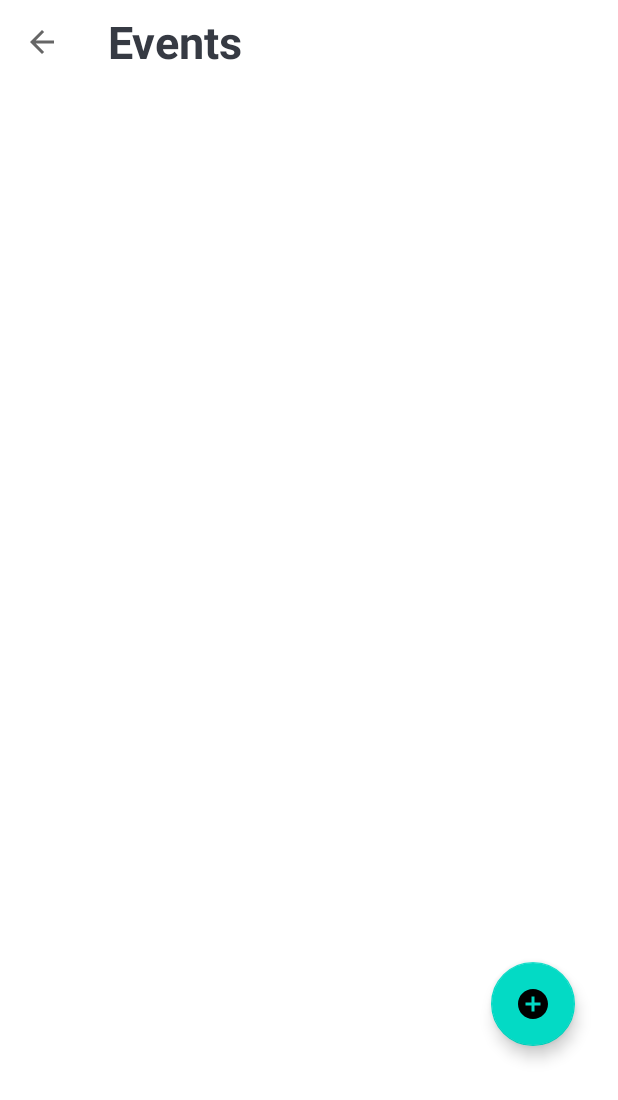
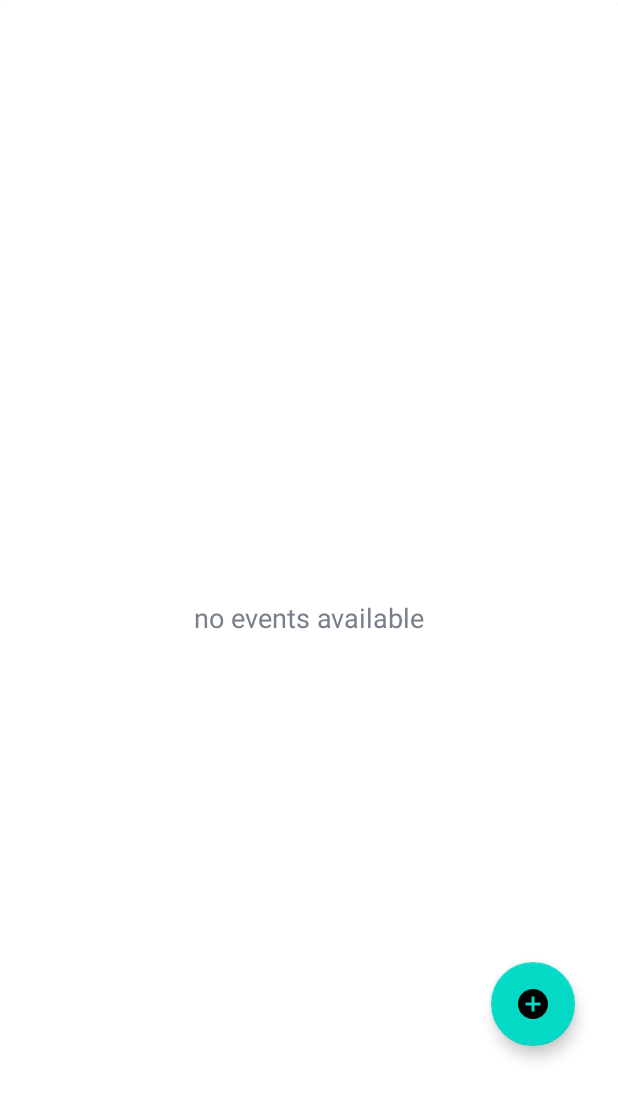
Before and after one commit to Ganesh-P03/tirutsava22-appdev, an Android app: the EventsActivity screen opened directly, with no data from a screen before it, on a phone screen of 412 x 824 dp. Shown: the top 1100 px of the screen. Run offline under Robolectric (Android 15) with nearby library versions, the phone set to English and light mode, and no system bars; our stand-ins replace Firebase (no records; nobody signed in at launch, a user with empty details on screens opened directly); 1 statement that could not run was skipped.

Commit message:
add recyclerview

```diff
--- a/app/src/main/java/com/example/broadcast/activities/EventsActivity.kt
+++ b/app/src/main/java/com/example/broadcast/activities/EventsActivity.kt
@@ -3,7 +3,12 @@ package com.example.broadcast.activities
 import android.content.Intent
 import androidx.appcompat.app.AppCompatActivity
 import android.os.Bundle
+import android.view.View
+import androidx.recyclerview.widget.LinearLayoutManager
 import com.example.broadcast.R
+import com.example.broadcast.adapters.EventItemsAdapter
+import com.example.broadcast.firebase.FireStoreClass
+import com.example.broadcast.models.Event
 import kotlinx.android.synthetic.main.activity_events.*
 import kotlinx.android.synthetic.main.activity_lost.*
 import kotlinx.android.synthetic.main.activity_lost.toolbar_lost_activity
@@ -13,9 +18,14 @@ class EventsActivity : BaseActivity() {
         super.onCreate(savedInstanceState)
         setContentView(R.layout.activity_events)
         setActionBar()
+
         fab_add_events.setOnClickListener{
             startActivity(Intent(this,AddEventsActivity::class.java))
         }
+
+        showProgressDialog("Please Wait")
+        FireStoreClass().getEventsList(this)
+
     }
 
     private fun setActionBar(){
@@ -31,4 +41,33 @@ class EventsActivity : BaseActivity() {
 
 
     }
+
+//    fun populateEventsListToUI(eventList:ArrayList<Event>){
+//        hideProgressDialog()
+//
+//        if(eventList.size>0){
+//            rv_events_list.visibility= View.VISIBLE
+//            tv_no_events_available.visibility=View.GONE
+//
+//            rv_events_list.layoutManager =LinearLayoutManager(this)
+//            rv_events_list.setHasFixedSize(true)
+//
+//            val adapter = EventItemsAdapter(this@MainActivity, eventList)
+//            rv_events_list.adapter = adapter // Attach the adapter to the recyclerView.
+//
+//            adapter.setOnClickListener(object :
+//                EventItemsAdapter.OnClickListener {
+//                override fun onClick(position: Int, model: Board) {
+//                    val intent = Intent(this@MainActivity, TaskListActivity::class.java)
+//                    intent.putExtra(Constants.DOCUMENT_ID, model.documentId)
+//                    startActivity(intent)
+//                }
+//            })
+//        } else {
+//            rv_events_list.visibility = View.GONE
+//            tv_no_events_available.visibility = View.VISIBLE
+//
+//        }
+//    }
+
 }
--- a/app/src/main/java/com/example/broadcast/firebase/FireStoreClass.kt
+++ b/app/src/main/java/com/example/broadcast/firebase/FireStoreClass.kt
@@ -2,6 +2,7 @@ package com.example.broadcast.firebase
 
 import android.util.Log
 import com.example.broadcast.activities.AddEventsActivity
+import com.example.broadcast.activities.EventsActivity
 import com.example.broadcast.activities.SigninActivity
 import com.example.broadcast.activities.SignupActivity
 import com.example.broadcast.models.Event
@@ -95,4 +96,35 @@ class FireStoreClass {
         return currentUserID
     }
 
+    fun getEventsList(activity:EventsActivity){
+        myFirestore.collection("EVENTS")
+            .get()
+            .addOnSuccessListener { document ->
+
+                Log.e(activity.javaClass.simpleName, document.documents.toString())
+
+                val eventsList: ArrayList<Event> = ArrayList()
+
+
+                for (i in document.documents) {
+
+                    val event = i.toObject(Event::class.java)!!
+
+
+                    eventsList.add(event)
+                }
+
+
+                activity.populateEventsListToUI(eventsList)
+            }
+            .addOnFailureListener { e ->
+
+                activity.hideProgressDialog()
+                Log.e(activity.javaClass.simpleName, "Error while creating a event.", e)
+            }
+
+
+    }
+
+
 }
--- a/app/src/main/res/layout/activity_events.xml
+++ b/app/src/main/res/layout/activity_events.xml
@@ -5,6 +5,30 @@
     android:layout_width="match_parent"
     android:layout_height="match_parent"
     tools:context=".activities.EventsActivity">
+
+    <androidx.cardview.widget.CardView
+        android:layout_width="match_parent"
+        android:layout_height="match_parent"
+        android:background="@android:color/white"
+        android:elevation="5dp"
+        app:cardCornerRadius="5dp">
+
+        <androidx.recyclerview.widget.RecyclerView
+            android:id="@+id/rv_events_list"
+            android:layout_width="match_parent"
+            android:layout_height="match_parent"
+            android:visibility="gone"/>
+
+        <TextView
+            android:id="@+id/tv_no_events_available"
+            android:layout_width="match_parent"
+            android:layout_height="match_parent"
+            android:gravity="center"
+            android:text="no events available"
+            android:textColor="@color/secondary_text_color"
+            android:textSize="18dp"/>
+
+    </androidx.cardview.widget.CardView>
 
     <androidx.appcompat.widget.Toolbar
         android:id="@+id/toolbar_events_activity"
```
Also changed, not shown: app/src/main/java/com/example/broadcast/adapters/EventItemsAdapter.kt (added, +45 -0 lines), app/src/main/res/layout/item_event.xml (added, +39 -0 lines).
